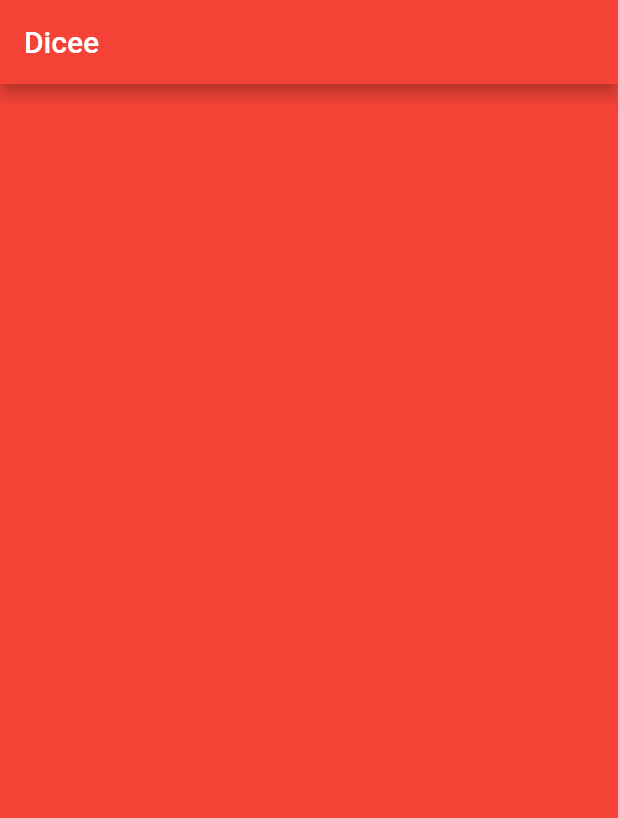
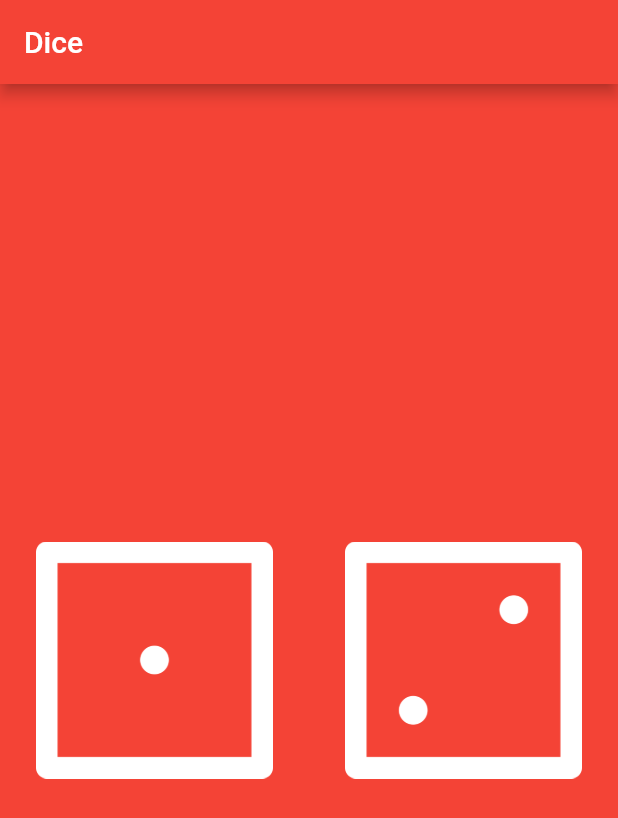
Before and after one commit to basakjeet08/dice_flutter, a Flutter app: the screen it shows after launch, on a phone screen of 412 x 824 dp. Shown: the top 818 px of the screen. Run offline on Flutter 3.47's test engine with Material 2 defaults, Android fonts, the phone set to English and light mode, and no system bars.

Commit message:
completed (04/01/2023)

```diff
--- a/lib/main.dart
+++ b/lib/main.dart
@@ -1,4 +1,5 @@
 import 'package:flutter/material.dart';
+import 'dart:math';
 
 void main() {
   return runApp(
@@ -6,18 +7,75 @@ void main() {
       home: Scaffold(
         backgroundColor: Colors.red,
         appBar: AppBar(
-          title: Text('Dicee'),
+          title: const Text('Dice'),
           backgroundColor: Colors.red,
         ),
-        body: DicePage(),
+        body: const DicePage(),
       ),
     ),
   );
 }
+/// This is a Stateful Widget which can change state like changing Images or texts or any
+/// UI resources and these can't be accomplished normally by a stateless Widget which does
+/// not allow us to change the State.
+class DicePage extends StatefulWidget {
+  const DicePage({super.key});
 
-class DicePage extends StatelessWidget {
+  // Passing the State of the Widget to its Parent Stateful Widget and linking the state to it.
+  @override
+  State<DicePage> createState() => _DicePageState();
+}
+
+/// It is the state of the Above widget which basically holds all the stateful work like changing
+/// the UI accordingly
+class _DicePageState extends State<DicePage> {
+
+  // Declaring the dice Count for left and right Dice
+  int leftDiceNumber = 1;
+  int rightDiceNumber = 2;
+
+  // This function sets the New Dice variables to change the dice Images
+  void setDiceNumbers() {
+
+    // SetState method calls the build method again and draws all the changes done
+    setState(() {
+
+      // Random().nextInt(6) gives a random number between 0 to 5
+      leftDiceNumber = Random().nextInt(6) + 1;
+      rightDiceNumber = Random().nextInt(6) + 1;
+    });
+  }
+
   @override
   Widget build(BuildContext context) {
-    return Container();
+    return Center(
+      child: Row(
+        children: [
+          // It Expands the Image to take the whole Screen
+          Expanded(
+            child: Padding(
+              padding: const EdgeInsets.all(16.0),
+              child: TextButton(
+                onPressed: () {
+                  setDiceNumbers();
+                },
+                child: Image.asset('images/dice$leftDiceNumber.png'),
+              ),
+            ),
+          ),
+          Expanded(
+            child: Padding(
+              padding: const EdgeInsets.all(16.0),
+              child: TextButton(
+                onPressed: () {
+                  setDiceNumbers();
+                },
+                child: Image.asset('images/dice$rightDiceNumber.png'),
+              ),
+            ),
+          ),
+        ],
+      ),
+    );
   }
 }
```
